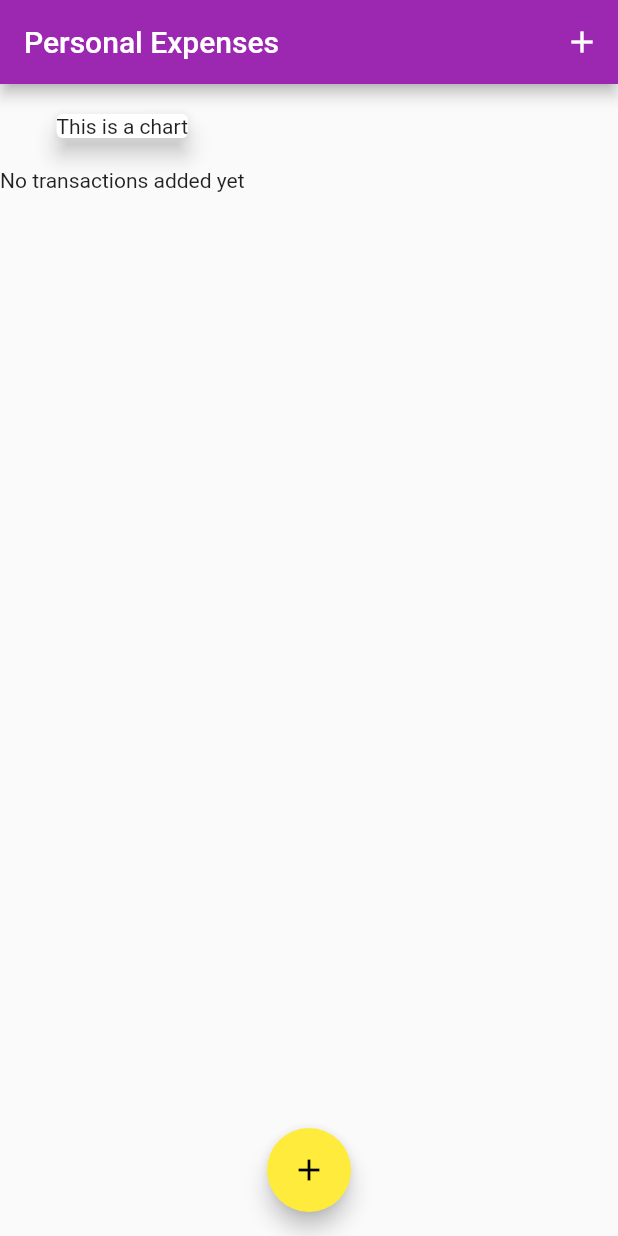
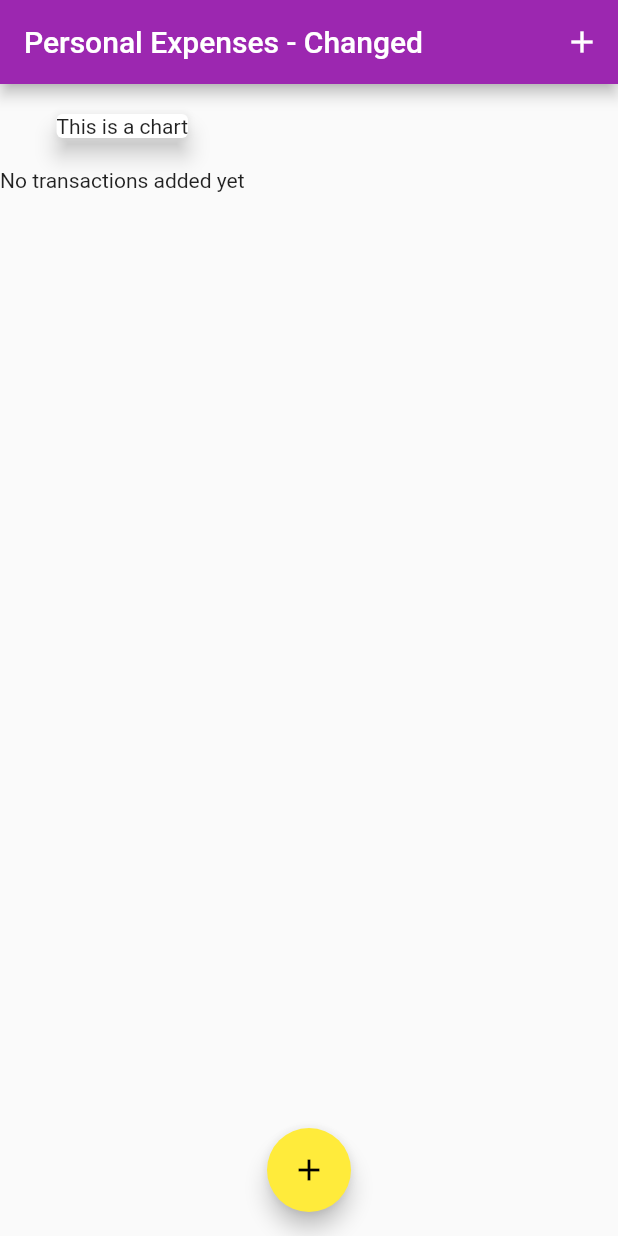
Before and after one commit to Vheesaa/flutter_module_one, a Flutter app: the screen it shows after launch, on a phone screen of 412 x 824 dp. Run offline on Flutter 3.47's test engine with Material 2 defaults, Android fonts, the phone set to English and light mode, and no system bars; missing offline and left inert: lpinyin, spreadsheet_decoder.

Commit message:
title changed

```diff
--- a/lib/main.dart
+++ b/lib/main.dart
@@ -54,7 +54,7 @@ class _MyHomePageState extends State<MyHomePage> {
   Widget build(BuildContext context) {
     return Scaffold(
       appBar: AppBar(
-        title: Text("Personal Expenses"),
+        title: Text("Personal Expenses - Changed"),
         actions: [
           IconButton(
               icon: Icon(Icons.add),
```
